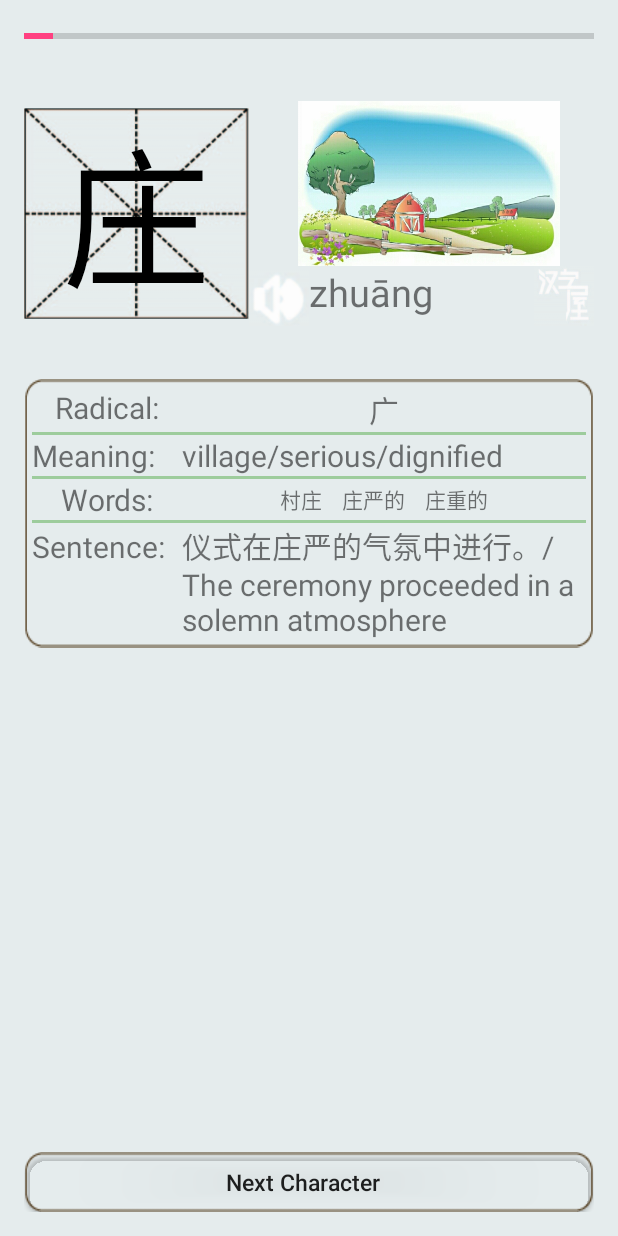
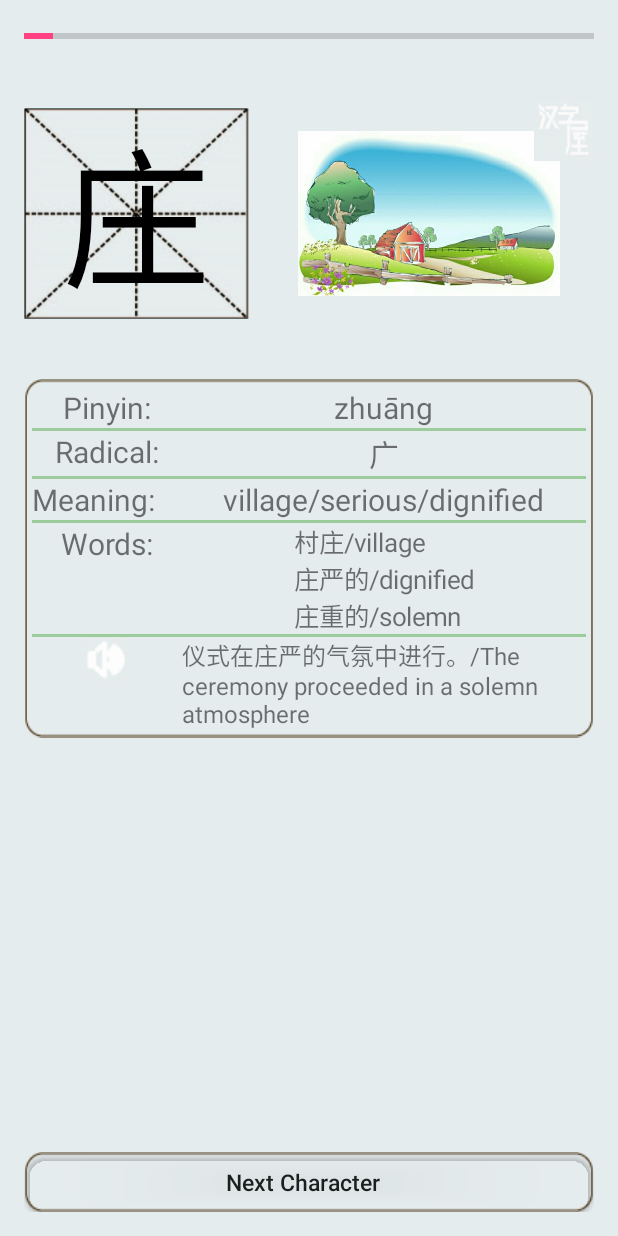
Before and after one commit to ChineseCharacterCottage/ChineseCharacterCottage, an Android app: the screen it shows after launch (HSKActivity), after a tap on "HSK", on a phone screen of 412 x 824 dp. Run offline under Robolectric (Android 15) with nearby library versions, the light colour scheme and no system bars; Roboto replaces fonts that are not available here; 1 statement that could not run was skipped.

Commit message:
各种修改

```diff
--- a/app/src/main/java/ecnu/chinesecharactercottage/CCCMainActivity.java
+++ b/app/src/main/java/ecnu/chinesecharactercottage/CCCMainActivity.java
@@ -20,6 +20,11 @@ public class CCCMainActivity extends Activity {
     private SlidingLayout slidingLayout;
     private LinearLayout mainLayout;
     private LinearLayout mButtons;
+    private Button mHskLeaning;
+    private Button mRadicalLeaning;
+    private Button mTest;
+    private Button mReview;
+    private CollectionLab mCollectionLab;
 
     @Override
     protected void onCreate(Bundle savedInstanceState) {
@@ -27,12 +32,44 @@ public class CCCMainActivity extends Activity {
         setContentView(R.layout.activity_ccc_main);
 
         init();
+        setButtons();
+        slidingLayout.setScrollEvent(mainLayout);
+        setHSKLeaning();
+        setRadicalLeaning();
+        //setReview();
 
+
+
+    }
+
+    private void init(){
+        try{
+            CharItemLab.getLab(CCCMainActivity.this);
+            RadicalLab.getLab(CCCMainActivity.this);
+            mCollectionLab=CollectionLab.getLab(CCCMainActivity.this);
+
+        }
+        catch (IOException exp){
+            finish();
+            return;
+        }
+        catch(JSONException exp){
+            finish();
+            return;
+        }
+
+        mainLayout=(LinearLayout)findViewById(R.id.mainLayout);
+        mButtons=(LinearLayout)findViewById(R.id.homepageButtons);
+        slidingLayout=(SlidingLayout)findViewById(R.id.slidingLayout);
+        mHskLeaning = (Button) findViewById(R.id.HSKLeaning);
+        mRadicalLeaning = (Button) findViewById(R.id.component_leaning);
+        mReview=(Button)findViewById(R.id.review);
+    }
+
+    private void setButtons(){
         WindowManager wm = (WindowManager) this.getSystemService(Context.WINDOW_SERVICE);
         int screenWidth=wm.getDefaultDisplay().getWidth();
         int screenHeight=wm.getDefaultDisplay().getHeight();
-        mainLayout=(LinearLayout)findViewById(R.id.mainLayout);
-        mButtons=(LinearLayout)findViewById(R.id.homepageButtons);
         LinearLayout.LayoutParams linearParams =(LinearLayout.LayoutParams) mButtons.getLayoutParams();
         int left=(int)(screenWidth/4.9);
         int top=(int)(screenHeight/5.2);
@@ -40,23 +77,27 @@ public class CCCMainActivity extends Activity {
         linearParams.height=(int)(screenHeight/2.15);
         linearParams.width=(int)(screenWidth/1.648);
         mButtons.setLayoutParams(linearParams);
+    }
 
-        slidingLayout=(SlidingLayout)findViewById(R.id.slidingLayout);
-        slidingLayout.setScrollEvent(mainLayout);
+    private void setHSKLeaning(){
+        final String[] charId=new String[20];
+        for(int i=0;i<20;i++)
+            charId[i]=String.valueOf(i+1);
 
-        Button HSKLeaning = (Button) findViewById(R.id.HSKLeaning);
-        HSKLeaning.setOnClickListener(new View.OnClickListener() {
+        mHskLeaning.setOnClickListener(new View.OnClickListener() {
             @Override
             public void onClick(View view) {
                 Intent intent = new Intent(CCCMainActivity.this, HSKActivity.class);
                 intent.putExtra("learned_number",0);
+                intent.putExtra("char_id",charId);
                 startActivityForResult(intent,1);
                 //HSKActivity.startHSKLeaning(CCCMainActivity.this);
             }
         });
+    }
 
-        Button RadicalLeaning = (Button) findViewById(R.id.component_leaning);
-        RadicalLeaning.setOnClickListener(new View.OnClickListener() {
+    private void setRadicalLeaning(){
+        mRadicalLeaning.setOnClickListener(new View.OnClickListener() {
             @Override
             public void onClick(View view) {
                 FragmentTransaction ft = getFragmentManager().beginTransaction();
@@ -72,19 +113,19 @@ public class CCCMainActivity extends Activity {
         });
     }
 
-    private void init(){
-        try{
-            CharItemLab.getLab(CCCMainActivity.this);
-            RadicalLab.getLab(CCCMainActivity.this);
+    /*private void setReview(){
 
-        }
-        catch (IOException exp){
-            finish();
-            return;
-        }
-        catch(JSONException exp){
-            finish();
-            return;
-        }
-    }
+        String[] charId=mCollectionLab.getCharId();
+
+        mHskLeaning.setOnClickListener(new View.OnClickListener() {
+            @Override
+            public void onClick(View view) {
+                Intent intent = new Intent(CCCMainActivity.this, HSKActivity.class);
+                intent.putExtra("learned_number",0);
+                intent.putExtra("char_id",charId);
+                startActivityForResult(intent,1);
+                //HSKActivity.startHSKLeaning(CCCMainActivity.this);
+            }
+        });
+    }*/
 }
--- a/app/src/main/java/ecnu/chinesecharactercottage/CharacterFragment.java
+++ b/app/src/main/java/ecnu/chinesecharactercottage/CharacterFragment.java
@@ -2,7 +2,6 @@ package ecnu.chinesecharactercottage;
 
 import android.app.Fragment;
 import android.app.FragmentTransaction;
-import android.content.res.AssetManager;
 import android.graphics.Typeface;
 import android.media.MediaPlayer;
 import android.os.Bundle;
@@ -14,7 +13,6 @@ import android.widget.Button;
 import android.widget.ImageView;
 import android.widget.LinearLayout;
 import android.widget.TextView;
-import android.widget.Toast;
 
 /**
  * Created by 10040 on 2016/12/4.
@@ -24,6 +22,8 @@ public class CharacterFragment extends Fragment {
 
     //部首id
     private String mRadicalId;
+    //收藏lab
+    private CollectionLab mCollectionLab;
 
     //字形
     private TextView mFigure;
@@ -43,14 +43,18 @@ public class CharacterFragment extends Fragment {
     private LinearLayout mWords;
     //例句
     private TextView mSentence;
+    //例句喇叭
+    private Button mSentenceHorn;
     //例句发音
     private MediaPlayer mSentenceMP;
+    //收藏情况
+    private Boolean mIsMark;
 
 
     //收藏按键
     private Button mMark;
     //发音按键
-    private Button mPronunciation;
+    //private Button mPronunciation;
 
     @Override
     public View onCreateView(LayoutInflater inflater, ViewGroup container, Bundle savedInstanceState){
@@ -66,9 +70,11 @@ public class CharacterFragment extends Fragment {
         //mComponent=(TextView)view.findViewById(R.id.component);
         mSentence=(TextView)view.findViewById(R.id.char_sentence);
         mWords=(LinearLayout)view.findViewById(R.id.words);
+        mSentenceHorn =(Button)view.findViewById(R.id.sentence_pronunciation);
 
         mMark=(Button)view.findViewById(R.id.mark);
-        mPronunciation=(Button)view.findViewById(R.id.media_pronunciation);
+        mCollectionLab=CollectionLab.getLab(getActivity());
+        //mPronunciation=(Button)view.findViewById(R.id.media_pronunciation);
         return view;
     }
 
@@ -83,7 +89,7 @@ public class CharacterFragment extends Fragment {
         setPronunciation(thisChar.getMediaPlayer(getActivity()));
         setSentenceMP(thisChar.getSentenceReadable(getActivity()).getMediaPlayer(getActivity()));
 
-        setMark();
+        setMark(thisChar);
 
 
     }
@@ -98,7 +104,7 @@ public class CharacterFragment extends Fragment {
             e.printStackTrace();
         }
         //发音按键
-        mSentence.setOnClickListener(new View.OnClickListener() {
+        View.OnClickListener pronunciationListener=new View.OnClickListener() {
             @Override
             public void onClick(View view) {
                 try{
@@ -110,7 +116,10 @@ public class CharacterFragment extends Fragment {
                     e.printStackTrace();
                 }
             }
-        });
+        };
+
+        mSentence.setOnClickListener(pronunciationListener);
+        mSentenceHorn.setOnClickListener(pronunciationListener);
     }
 
     private void setPronunciation(MediaPlayer mediaPlayer){
@@ -123,7 +132,7 @@ public class CharacterFragment extends Fragment {
             e.printStackTrace();
         }
         //发音按键
-        mPronunciation.setOnClickListener(new View.OnClickListener() {
+        mFigure.setOnClickListener(new View.OnClickListener() {
             @Override
             public void onClick(View view) {
                 try{
@@ -174,19 +183,17 @@ public class CharacterFragment extends Fragment {
         mWords.removeAllViews();
         int wordNumber = words.length;
 
-        LinearLayout linearLayout;
-        linearLayout = new LinearLayout(getActivity());//为了解决报错
+        /*LinearLayout linearLayout;
+        linearLayout = new LinearLayout(getActivity());
+        linearLayout.setOrientation(LinearLayout.HORIZONTAL);
+        mWords.addView(linearLayout);*/
 
         TextView aWord;
         for (int i = 0; i < wordNumber; i++) {
-            if (i % 5 == 0) {
-                linearLayout = new LinearLayout(getActivity());
-                linearLayout.setOrientation(LinearLayout.HORIZONTAL);
-                mWords.addView(linearLayout);
-            }
             aWord = new TextView(getActivity());
             aWord.setPadding(10,0,10,0);
-            aWord.setText(words[i].getChinese());
+            aWord.setTextSize(17);
+            aWord.setText(words[i].getChinese()+'/'+words[i].getWord());
             final MediaPlayer wordMP=words[i].getMediaPlayer(getActivity());
             try{
                 wordMP.prepare();
@@ -201,14 +208,13 @@ public class CharacterFragment extends Fragment {
                     wordMP.start();
                 }
             });
-            linearLayout.addView(aWord);
+            mWords.addView(aWord);
         }
     }
 
-    private void setMark(){
-        //设置收藏状态
-        isMark=false;
-        if(isMark)
+    private void setMark(final CharItem charItem){
+        mIsMark =mCollectionLab.isAdded(charItem);
+        if(mIsMark)
             mMark.setBackgroundResource(R.drawable.star_marked);
         else
             mMark.setBackgroundResource(R.drawable.star);
@@ -218,17 +224,15 @@ public class CharacterFragment extends Fragment {
         mMark.setOnClickListener(new View.OnClickListener() {
             @Override
             public void onClick(View view) {
-                change_mark_status();
-                if(isMark)
+                if(mIsMark) {/*
+                    mCollectionLab.
+                    mMark.setBackgroundResource(R.drawable.star);*/
+                }
+                else {
+                    mCollectionLab.addCollection(charItem);
                     mMark.setBackgroundResource(R.drawable.star_marked);
-                else
-                    mMark.setBackgroundResource(R.drawable.star);
+                }
             }
         });
     }
-    //临时方法
-    boolean isMark;
-    private void change_mark_status(){
-        isMark=!isMark;
-    }
 }
--- a/app/src/main/java/ecnu/chinesecharactercottage/HSKActivity.java
+++ b/app/src/main/java/ecnu/chinesecharactercottage/HSKActivity.java
@@ -101,9 +101,7 @@ public class HSKActivity extends Activity {
         if(mCharItemLab==null){
         }
 
-        String[] charId=new String[20];
-        for(int i=0;i<20;i++)
-            charId[i]=String.valueOf(i+1);
+        String[] charId=getIntent().getStringArrayExtra("char_id");
         mLearnedNumber=getIntent().getIntExtra("learned_number",0);
 
         try {
--- a/app/src/main/res/layout/activity_ccc_main.xml
+++ b/app/src/main/res/layout/activity_ccc_main.xml
@@ -195,7 +195,7 @@
                         android:text="@string/button_test"/>
 
                     <Button
-                        android:id="@+id/char_bookmark"
+                        android:id="@+id/review"
                         android:textColor="@color/colorYellowGrey"
                         android:background="@drawable/selector_homepage_button_deep"
                         style="@style/homepageButton"
--- a/app/src/main/res/layout/activity_example_char.xml
+++ b/app/src/main/res/layout/activity_example_char.xml
@@ -21,6 +21,7 @@
 
     <Button
         android:id="@+id/button_return"
+        android:background="@drawable/selector_button"
         android:layout_width="match_parent"
         android:layout_height="40dp"
         android:textAllCaps="false"
--- a/app/src/main/res/layout/character_fragment.xml
+++ b/app/src/main/res/layout/character_fragment.xml
@@ -27,14 +27,33 @@
                 android:gravity="center"/>
         </FrameLayout>
 
+        <!--
     <LinearLayout
         android:layout_height="150dp"
         android:layout_width="0dp"
         android:layout_weight="1"
         android:orientation="vertical">
+            <LinearLayout
+            android:layout_width="match_parent"
+            android:layout_height="40dp"
+            android:orientation="horizontal">
+
+            <Button
+                android:id="@+id/media_pronunciation"
+                android:layout_width="40dp"
+                android:layout_height="40dp"
+                android:background="@drawable/horn"/>
+            </LinearLayout>
+
+
+
+        </LinearLayout>
+         -->
+
     <FrameLayout
-                android:layout_width="match_parent"
-                android:layout_height="110dp">
+        android:layout_height="150dp"
+        android:layout_width="0dp"
+        android:layout_weight="1">
 
         <ImageView
             android:paddingLeft="10dp"
@@ -42,33 +61,13 @@
             android:layout_width="wrap_content"
             android:layout_height="110dp"
             android:layout_gravity="center"/>
-            </FrameLayout>
-
-            <LinearLayout
-                android:layout_width="match_parent"
-                android:layout_height="40dp"
-                android:orientation="horizontal">
-                <Button
-                    android:id="@+id/media_pronunciation"
-                    android:layout_width="40dp"
-                    android:layout_height="40dp"
-                    android:background="@drawable/horn"/>
-
-                <TextView
-                    android:id="@+id/pinyin"
-                    android:layout_width="0dp"
-                    android:layout_height="40dp"
-                    android:layout_weight="1"
-                    android:textSize="25sp"/>
-
         <Button
             android:id="@+id/mark"
             android:layout_width="40dp"
             android:layout_height="40dp"
             android:layout_gravity="end"
             android:background="@drawable/star"/>
-            </LinearLayout>
-        </LinearLayout>
+    </FrameLayout>
     </LinearLayout>
 
     <View
@@ -83,6 +82,24 @@
         android:shrinkColumns="1"
         android:layout_width="match_parent"
         android:layout_height="wrap_content">
+
+        <TableRow>
+            <TextView
+                style="@style/TestText"
+                android:gravity="center"
+                android:layout_width="100dp"
+                android:layout_height="wrap_content"
+                android:text="Pinyin:"/>
+
+            <TextView
+                style="@style/TestText"
+                android:id="@+id/pinyin"
+                android:layout_width="match_parent"
+                android:layout_height="wrap_content"
+                android:layout_gravity="center"/>
+        </TableRow>
+
+        <View android:layout_height="2dp" android:background="@color/colorCharDiv"></View>
 
         <TableRow>
             <TextView
@@ -130,6 +147,7 @@
             <TextView
                 android:id="@+id/meaning"
                 style="@style/TestText"
+                android:layout_gravity="center"
                 android:layout_width="wrap_content"
                 android:layout_height="wrap_content"
                 android:text="测试，这是英文解释"/>
@@ -157,15 +175,26 @@
         <View android:layout_height="2dp" android:background="@color/colorCharDiv"></View>
 
         <TableRow>
-
+            <!--
             <TextView
                 style="@style/TestText"
                 android:layout_height="wrap_content"
                 android:text="Sentence:"/>
+            -->
+            <FrameLayout>
+                <Button
+                    android:id="@+id/sentence_pronunciation"
+                    android:layout_gravity="center"
+                    android:layout_width="30dp"
+                    android:layout_height="30dp"
+                    android:background="@drawable/horn"/>
+            </FrameLayout>
+
 
             <TextView
                 android:id="@+id/char_sentence"
                 style="@style/TestText"
+                android:textSize="16sp"
                 android:layout_width="match_parent"
                 android:layout_height="wrap_content"
                 android:text="测试，这是例句"/>
--- a/app/src/main/res/layout/dialog_component.xml
+++ b/app/src/main/res/layout/dialog_component.xml
@@ -9,10 +9,11 @@
     android:stretchColumns="1"
     android:shrinkColumns="1">
     <TableRow
-        android:background="@drawable/item"
-        android:dividerPadding="15dp">
+        android:background="@drawable/item">
         <TextView
             android:text="Figure"
+            android:layout_gravity="center"
+            android:layout_width="100dp"
             android:textColor="@color/colorBlack"
             android:gravity="center"/>
 
@@ -32,6 +33,7 @@
         android:background="@drawable/item">
         <TextView
             android:text="Meaning"
+            android:layout_gravity="center"
             android:textColor="@color/colorBlack"
             android:gravity="center"/>
         <TextView
@@ -49,6 +51,7 @@
         android:background="@drawable/item">
         <TextView
             android:text="Example"
+            android:layout_gravity="center"
             android:textColor="@color/colorBlack"
             android:gravity="center"/>
         <LinearLayout
```
Also changed, not shown: app/src/main/assets/23.jpg, app/src/main/assets/7.jpg, app/src/main/res/drawable/item.9.png, 1 other file. Lines whose indentation alone changed are shown as unchanged.
